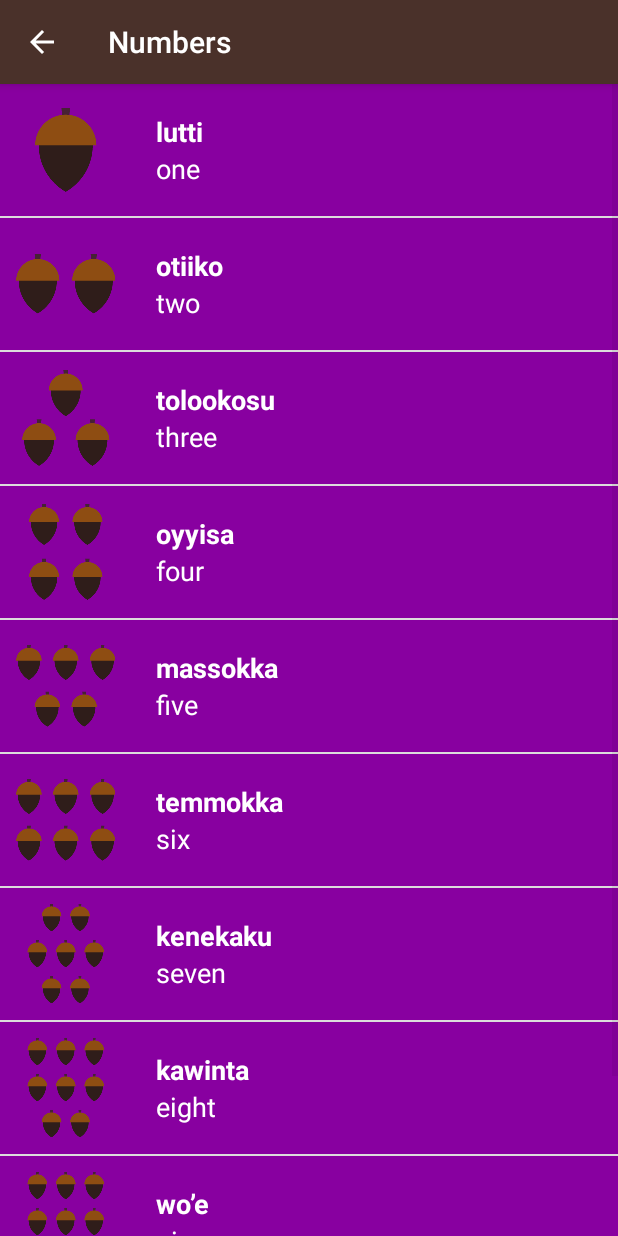
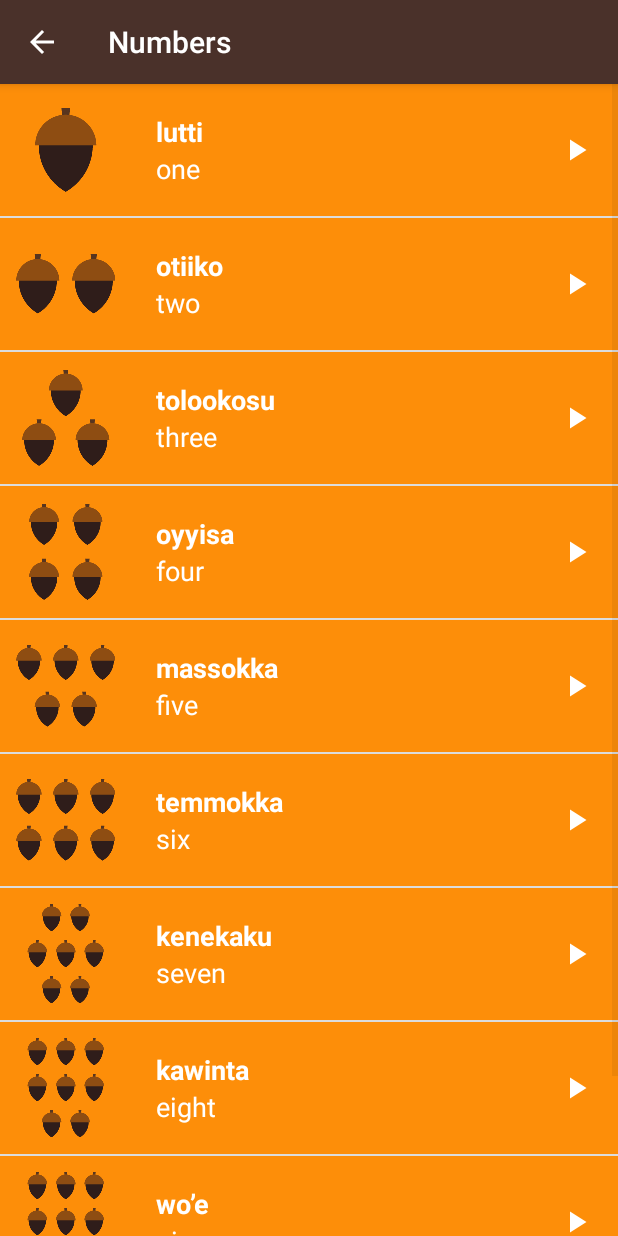
Before and after one commit to ID2GO/Gide2GO, an Android app: the NumbersActivity screen opened directly, with no data from a screen before it, on a phone screen of 412 x 824 dp. Run offline under Robolectric (Android 15) with nearby library versions, the phone set to English and light mode, and no system bars.

Commit message:
Latest update

```diff
--- a/app/src/main/java/eu/id2go/dictionary2go/AbstractWordActivity.java
+++ b/app/src/main/java/eu/id2go/dictionary2go/AbstractWordActivity.java
@@ -6,6 +6,7 @@ import android.media.AudioManager;
 import android.media.MediaPlayer;
 import android.os.Bundle;
 import android.support.v7.app.AppCompatActivity;
+import android.util.Log;
 import android.view.View;
 import android.widget.AdapterView;
 import android.widget.ListView;
@@ -27,6 +28,7 @@ public abstract class AbstractWordActivity extends AppCompatActivity {
 
     protected abstract int getBackgroundColor();
 
+    /** Handles playback of all the sound files */
     protected MediaPlayer mMediaPlayer;
     private AudioManager mAudioManager;
     private AudioManager.OnAudioFocusChangeListener mAudioFocusChange = new AudioManager.OnAudioFocusChangeListener() {
@@ -51,6 +53,10 @@ public abstract class AbstractWordActivity extends AppCompatActivity {
             }
         }
     };
+    /**
+     +     * This listener gets triggered when the {@link MediaPlayer} has completed
+     +     * playing the audio file.
+     +     */
     private MediaPlayer.OnCompletionListener mCompletionListener = new MediaPlayer.OnCompletionListener() {
         @Override
         public void onCompletion(MediaPlayer mediaPlayer) {
@@ -87,12 +93,22 @@ public abstract class AbstractWordActivity extends AppCompatActivity {
             @Override
             public void onItemClick(AdapterView<?> parent, View view, int position, long id) {
 
+//                Log.v("NumbersActivity", "Current word: " + words);
+
+                // Release the media player if it currently exists because we are about to
+                // play a different sound file
                 releaseMediaPlayer();
+                // Request audio focus for playback, using the Music_Stream service & request
+                // permanent focus, but allowing interruption by other apps
+                // AUDIOFOCUS_GAIN_TRANSIENT
                 int result = mAudioManager.requestAudioFocus(mAudioFocusChange, AudioManager.STREAM_MUSIC, AudioManager.AUDIOFOCUS_GAIN_TRANSIENT);
                 if (result == AudioManager.AUDIOFOCUS_REQUEST_GRANTED) {
                     mMediaPlayer = MediaPlayer.create(AbstractWordActivity.this, words.get
                             (position).getAudioResourceId());
+                    // Start the audio file
                     mMediaPlayer.start();
+                    // Setup a listener on the media player, so that we can stop and release the
+                    // media player once the sound has finished playing.
                     mMediaPlayer.setOnCompletionListener(mCompletionListener);
                 }
             }
@@ -107,6 +123,7 @@ public abstract class AbstractWordActivity extends AppCompatActivity {
 
     }
 
+
     @Override
     protected void onStop() {
         super.onStop();
@@ -114,11 +131,17 @@ public abstract class AbstractWordActivity extends AppCompatActivity {
     }
 
     /**
-     * Release media player when exist
+     * Release media player & resources when exist
      */
     protected void releaseMediaPlayer() {
+        // If the media player is not null, then it may be currently playing a sound.
         if (mMediaPlayer != null) {
+            // Regardless of the current state of the media player, release its resources
+            // because we no longer need it.
             mMediaPlayer.release();
+            // Set the media player back to null. For our code, we've decided that
+            // setting the media player to null is an easy way to tell that the media player
+            // is not configured to play an audio file at the moment.
             mMediaPlayer = null;
             mAudioManager.abandonAudioFocus(mAudioFocusChange);
         }
--- a/app/src/main/java/eu/id2go/dictionary2go/NumbersActivity.java
+++ b/app/src/main/java/eu/id2go/dictionary2go/NumbersActivity.java
@@ -41,6 +41,6 @@ public class NumbersActivity extends AbstractWordActivity {
 
     @Override
     protected int getBackgroundColor() {
-        return R.color.category_colors;
+        return R.color.category_numbers;
     }
 }
--- a/app/src/main/res/layout/list_item.xml
+++ b/app/src/main/res/layout/list_item.xml
@@ -14,12 +14,20 @@
 -->
 
 <!-- Layout for a single list item -->
-<LinearLayout xmlns:android="http://schemas.android.com/apk/res/android"
+<RelativeLayout xmlns:android="http://schemas.android.com/apk/res/android"
     xmlns:tools="http://schemas.android.com/tools"
     android:layout_width="match_parent"
     android:layout_height="@dimen/list_item_height"
-    android:background="@color/tan_background"
-    android:orientation="horizontal">
+    android:background="@color/tan_background">
+
+    <LinearLayout
+        android:layout_width="match_parent"
+        android:layout_height="@dimen/list_item_height"
+        android:layout_alignParentBottom="true"
+        android:layout_alignParentEnd="true"
+        android:layout_alignParentTop="true"
+        android:orientation="horizontal"
+        android:background="?android:attr/selectableItemBackground">
 
     <ImageView
         android:id="@+id/image"
@@ -29,8 +37,10 @@
 
         <LinearLayout
             android:id="@+id/text_container"
-        android:layout_width="match_parent"
-        android:layout_height="match_parent"
+            android:layout_width="0dp"
+            android:layout_height="@dimen/list_item_height"
+            android:layout_weight="1"
+            android:layout_toEndOf="@+id/image"
             android:orientation="vertical"
             android:paddingLeft="16dp">
 
@@ -56,4 +66,13 @@
                 tools:text="one" />
         </LinearLayout>
 
+        <ImageView
+            android:id="@+id/play_icon"
+            android:layout_width="24dp"
+            android:layout_height="24dp"
+            android:layout_marginVertical="32dp"
+            android:layout_marginEnd="16dp"
+            android:contentDescription="@string/play_pause"
+            android:src="@drawable/ic_play_arrow" />
     </LinearLayout>
+</RelativeLayout>
--- a/app/src/main/res/layout/word_list.xml
+++ b/app/src/main/res/layout/word_list.xml
@@ -17,4 +17,5 @@
     android:id="@+id/list"
     android:orientation="vertical"
     android:layout_width="match_parent"
-    android:layout_height="match_parent" />
+    android:layout_height="match_parent"
+    android:drawSelectorOnTop="true"/>
```
Also changed, not shown: app/src/main/java/eu/id2go/dictionary2go/Word.java (+10 -0 lines), app/src/main/res/layout/activity_main.xml (+34 -9 lines), app/src/main/res/drawable-hdpi/ic_play_arrow.png (added), app/src/main/res/drawable-mdpi/ic_play_arrow.png (added), app/src/main/res/drawable-xhdpi/ic_play_arrow.png (added), app/src/main/res/drawable-xxhdpi/ic_play_arrow.png (added), app/src/main/res/drawable-xxxhdpi/ic_play_arrow.png (added). Lines whose indentation alone changed are shown as unchanged.
